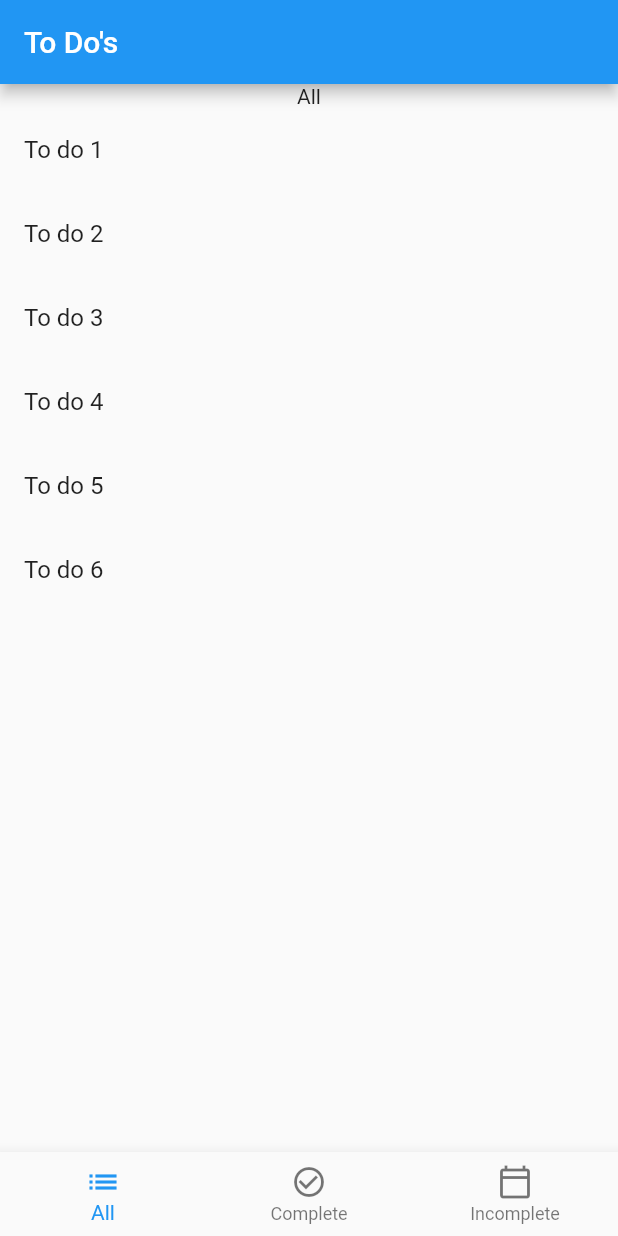
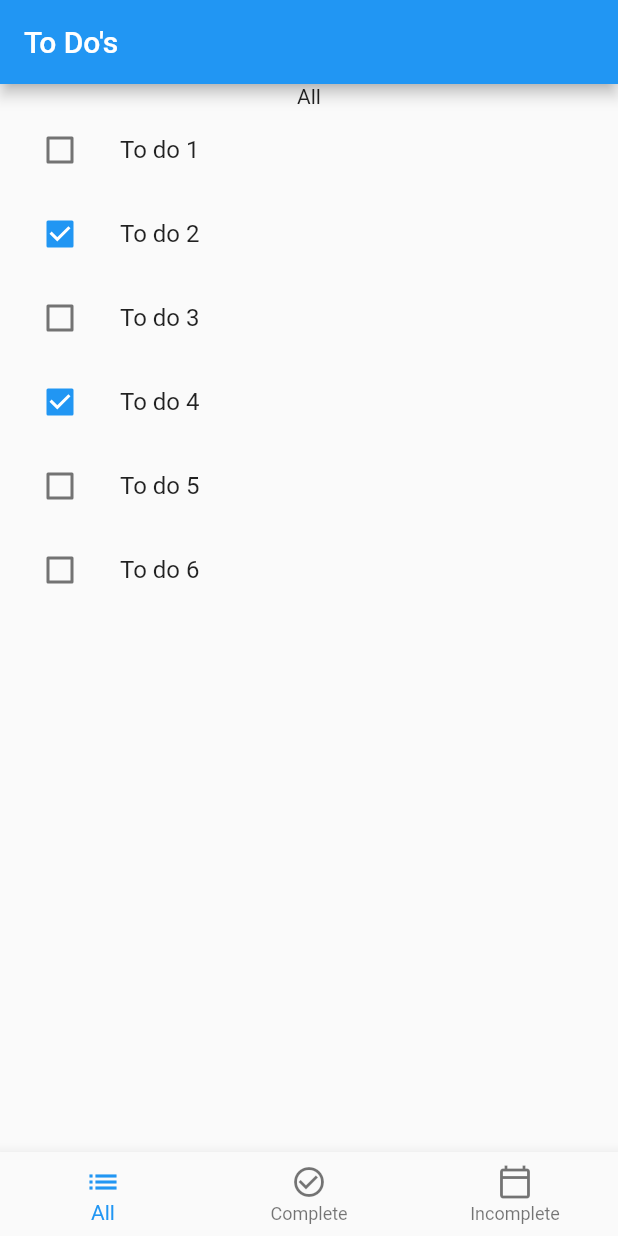
Before and after one commit to NoelieChristyCatolin/todo_list, a Flutter app: the screen it shows after launch, on a phone screen of 412 x 824 dp. Run offline on Flutter 3.47's test engine with Material 2 defaults, Android fonts, the phone set to English and light mode, and no system bars; our stand-ins replace flutter_bloc, freezed_annotation; generated files the repository leaves out were written again.

```diff
--- a/lib/TodoRepository.dart
+++ /dev/null
@@ -1,17 +0,0 @@
-import 'package:todo_list/models/todo.dart';
-
-class TodoRepository {
-  TodoRepository();
-
-  List<Todo> getTodos(){
-    List<Todo> _todos = [
-      Todo(item: 'To do 1'),
-      Todo(item: 'To do 2'),
-      Todo(item: 'To do 3'),
-      Todo(item: 'To do 4'),
-      Todo(item: 'To do 5'),
-      Todo(item: 'To do 6'),
-    ];
-    return _todos;
-  }
-}
--- a/lib/bloc/todo_cubit.dart
+++ b/lib/bloc/todo_cubit.dart
@@ -1,5 +1,5 @@
 import 'package:flutter_bloc/flutter_bloc.dart';
-import 'package:todo_list/TodoRepository.dart';
+import 'package:todo_list/todo_repository.dart';
 import 'package:todo_list/bloc/todo_state.dart';
 
 class TodoCubit extends Cubit<TodoState> {
@@ -13,4 +13,9 @@ class TodoCubit extends Cubit<TodoState> {
     emit(state.copyWith(todos: todoRepository.getTodos()));
   }
 
+  void updatedTodoStatus(int index){
+    emit(state.copyWith(todos: todoRepository.updateTodos(index)));
+  }
+
+
 }
--- a/lib/main.dart
+++ b/lib/main.dart
@@ -1,6 +1,6 @@
 import 'package:flutter/material.dart';
 import 'package:flutter_bloc/flutter_bloc.dart';
-import 'package:todo_list/TodoRepository.dart';
+import 'package:todo_list/todo_repository.dart';
 import 'package:todo_list/bloc/todo_cubit.dart';
 import 'package:todo_list/screens/todo_screen.dart';
 
--- a/lib/models/todo.dart
+++ b/lib/models/todo.dart
@@ -1,7 +1,5 @@
-import 'package:todo_list/models/Status.dart';
-
 class Todo{
-  Todo({required this.item, this.status = Status.incomplete,});
-  final String item;
-  final Status status;
+  Todo({required this.item, this.isCompleted = false,});
+  String item;
+  bool isCompleted;
 }
--- a/lib/screens/list_screen.dart
+++ b/lib/screens/list_screen.dart
@@ -4,21 +4,35 @@ import 'package:flutter_bloc/flutter_bloc.dart';
 import 'package:todo_list/bloc/todo_cubit.dart';
 import 'package:todo_list/bloc/todo_state.dart';
 
-class ListScreen extends StatelessWidget {
+class ListScreen extends StatefulWidget {
   const ListScreen({required this.title}) : super();
 
   final String title;
 
   @override
+  State<ListScreen> createState() => _ListScreenState();
+}
+
+class _ListScreenState extends State<ListScreen> {
+  @override
   Widget build(BuildContext context) {
     return BlocBuilder<TodoCubit, TodoState>(
       builder: (context, state) =>  Column(
         children: [
-          Text(title),
+          Text(widget.title),
           Expanded(
             child: ListView.builder(
                 itemCount: state.todos.length,
                 itemBuilder: (context, index) => ListTile(
+                  leading: Checkbox(
+                    // value:  isCompleted(state.todos[index]),
+                    value: state.todos[index].isCompleted,
+                    onChanged: (value){
+                      setState(() {
+                        context.read<TodoCubit>().updatedTodoStatus(index);
+                      });
+                    },
+                  ),
                   title: Text(state.todos[index].item),)),
           ),
         ],
--- a/lib/screens/todo_screen.dart
+++ b/lib/screens/todo_screen.dart
@@ -1,7 +1,4 @@
 import 'package:flutter/material.dart';
-import 'package:flutter_bloc/flutter_bloc.dart';
-import 'package:todo_list/bloc/todo_cubit.dart';
-import 'package:todo_list/bloc/todo_state.dart';
 import 'package:todo_list/screens/list_screen.dart';
 
 class TodoScreen extends StatefulWidget {
@@ -14,16 +11,15 @@ class TodoScreen extends StatefulWidget {
 class _TodoScreenState extends State<TodoScreen> {
   int _selectedindex = 0;
   List<Widget> navigationScreens = <Widget>[
-    ListScreen(title: 'All',),
-    ListScreen(title: 'Complete',),
-    ListScreen(title: 'Incomplete',),
+    const ListScreen(title: 'All',),
+    const ListScreen(title: 'Complete',),
+    const ListScreen(title: 'Incomplete',),
   ];
 
   @override
   Widget build(BuildContext context) {
-    return BlocBuilder<TodoCubit, TodoState>(
-      builder: (context, state) => Scaffold(
-        appBar: AppBar(title: Text("To Do's"),),
+    return Scaffold(
+      appBar: AppBar(title: const Text("To Do's"),),
       body: navigationScreens.elementAt(_selectedindex),
       bottomNavigationBar: BottomNavigationBar(
         items: const [
@@ -35,7 +31,6 @@ class _TodoScreenState extends State<TodoScreen> {
         selectedItemColor: Colors.blue,
         onTap: onItemTapped,
       ),
-      ),
     );
   }
 
--- /dev/null
+++ b/lib/todo_repository.dart
@@ -0,0 +1,24 @@
+import 'package:todo_list/models/todo.dart';
+
+class TodoRepository {
+  TodoRepository();
+
+  final List<Todo> _todos = [
+    Todo(item: 'To do 1'),
+    Todo(item: 'To do 2', isCompleted: true),
+    Todo(item: 'To do 3'),
+    Todo(item: 'To do 4', isCompleted: true),
+    Todo(item: 'To do 5', isCompleted: false),
+    Todo(item: 'To do 6'),
+  ];
+
+  List<Todo> getTodos(){
+    return _todos;
+  }
+
+
+  List<Todo> updateTodos(int index){
+    _todos[index].isCompleted = !_todos[index].isCompleted;
+    return _todos;
+  }
+}
```
Lines whose indentation alone changed are shown as unchanged.
